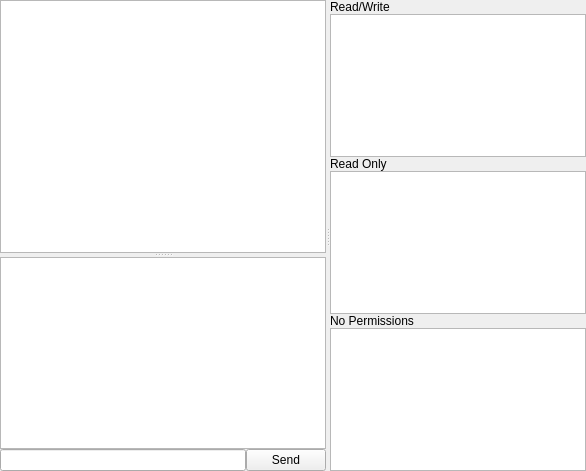
Before: the Qt Designer form document.ui in obiwankennedy/cahootseditor, drawn with Qt 5.
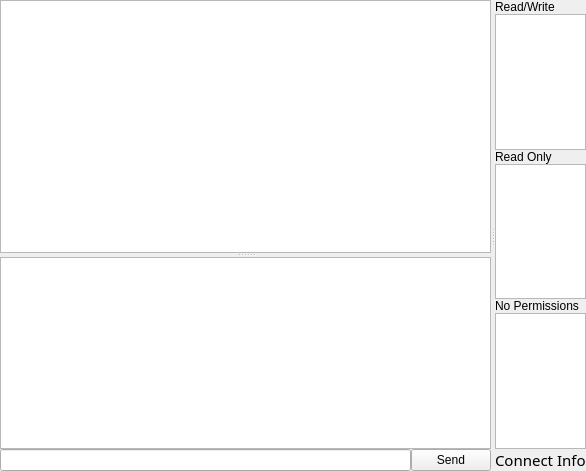
After: the same form once the commit is applied.

Commit message:
Added validators for the connectToDialog class to control what inputs are allowed. Added a preferences dialog (currently empty).
Added a connectInfo label to the document layout to show IP/port of the
current document, currently does nothing.

What changed in the file:
```diff
--- a/document.ui
+++ b/document.ui
@@ -89,7 +89,7 @@
        </layout>
       </widget>
      </widget>
-     <widget class="QWidget" name="">
+     <widget class="QWidget" name="layoutWidget">
       <layout class="QVBoxLayout" name="verticalLayout_2">
        <property name="spacing">
         <number>0</number>
@@ -202,6 +202,31 @@
          </property>
         </widget>
        </item>
+       <item>
+        <widget class="QLabel" name="connectInfoLabel">
+         <property name="sizePolicy">
+          <sizepolicy hsizetype="Maximum" vsizetype="Preferred">
+           <horstretch>0</horstretch>
+           <verstretch>0</verstretch>
+          </sizepolicy>
+         </property>
+         <property name="font">
+          <font>
+           <family>Monaco</family>
+           <pointsize>11</pointsize>
+          </font>
+         </property>
+         <property name="text">
+          <string>Connect Info</string>
+         </property>
+         <property name="wordWrap">
+          <bool>true</bool>
+         </property>
+         <property name="margin">
+          <number>3</number>
+         </property>
+        </widget>
+       </item>
       </layout>
      </widget>
     </widget>
```
The commit also changes 8 other files.
